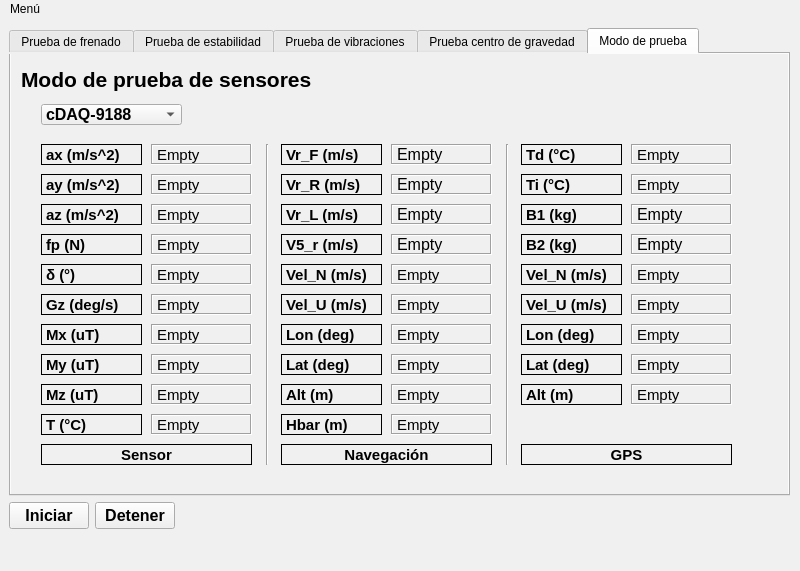
Old version of the form interfaz_app.ui in the repository luisgl90/PVE-Python.
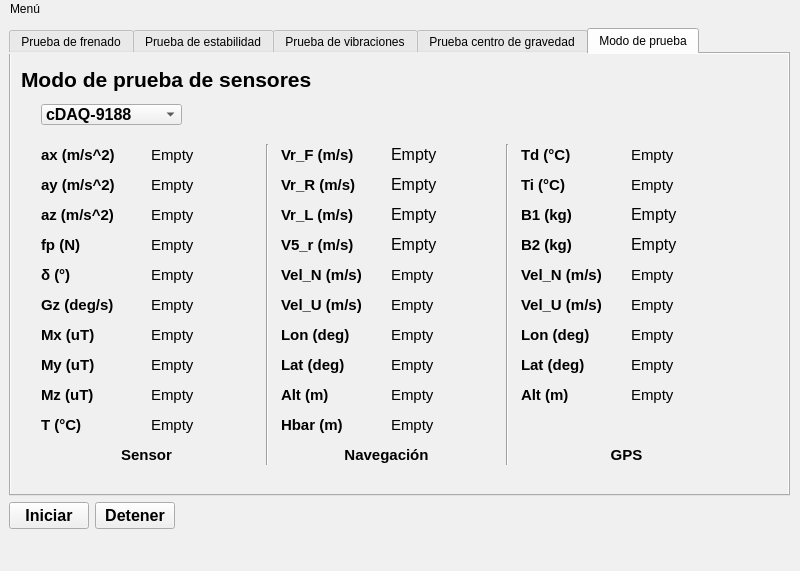
New version of the form. The open tabs and pages were chosen to show the change. Custom widgets are drawn as their Qt base class.

```diff
--- a/interfaz_app.ui
+++ b/interfaz_app.ui
@@ -54,6 +54,9 @@
     <layout class="QVBoxLayout" name="verticalLayout">
      <item>
       <widget class="QTabWidget" name="tabs_pruebas">
+       <property name="styleSheet">
+        <string notr="true"/>
+       </property>
        <property name="currentIndex">
         <number>4</number>
        </property>
@@ -1115,7 +1118,7 @@
           </font>
          </property>
          <property name="frameShape">
-          <enum>QFrame::Box</enum>
+          <enum>QFrame::NoFrame</enum>
          </property>
          <property name="text">
           <string>ay (m/s^2)</string>
@@ -1136,7 +1139,7 @@
           </font>
          </property>
          <property name="frameShape">
-          <enum>QFrame::Box</enum>
+          <enum>QFrame::NoFrame</enum>
          </property>
          <property name="frameShadow">
           <enum>QFrame::Sunken</enum>
@@ -1160,7 +1163,7 @@
           </font>
          </property>
          <property name="frameShape">
-          <enum>QFrame::Box</enum>
+          <enum>QFrame::NoFrame</enum>
          </property>
          <property name="frameShadow">
           <enum>QFrame::Sunken</enum>
@@ -1184,7 +1187,7 @@
           </font>
          </property>
          <property name="frameShape">
-          <enum>QFrame::Box</enum>
+          <enum>QFrame::NoFrame</enum>
          </property>
          <property name="frameShadow">
           <enum>QFrame::Sunken</enum>
@@ -1210,7 +1213,7 @@
           </font>
          </property>
          <property name="frameShape">
-          <enum>QFrame::Box</enum>
+          <enum>QFrame::NoFrame</enum>
          </property>
          <property name="text">
           <string>az (m/s^2)</string>
@@ -1233,7 +1236,7 @@
           </font>
          </property>
          <property name="frameShape">
-          <enum>QFrame::Box</enum>
+          <enum>QFrame::NoFrame</enum>
          </property>
          <property name="text">
           <string>ax (m/s^2)</string>
@@ -1274,7 +1277,7 @@
           </font>
          </property>
          <property name="frameShape">
-          <enum>QFrame::Box</enum>
+          <enum>QFrame::NoFrame</enum>
          </property>
          <property name="frameShadow">
           <enum>QFrame::Sunken</enum>
@@ -1300,7 +1303,7 @@
           </font>
          </property>
          <property name="frameShape">
-          <enum>QFrame::Box</enum>
+          <enum>QFrame::NoFrame</enum>
          </property>
          <property name="text">
           <string>Vr_F (m/s)</string>
@@ -1321,7 +1324,7 @@
           </font>
          </property>
          <property name="frameShape">
-          <enum>QFrame::Box</enum>
+          <enum>QFrame::NoFrame</enum>
          </property>
          <property name="frameShadow">
           <enum>QFrame::Sunken</enum>
@@ -1345,7 +1348,7 @@
           </font>
          </property>
          <property name="frameShape">
-          <enum>QFrame::Box</enum>
+          <enum>QFrame::NoFrame</enum>
          </property>
          <property name="frameShadow">
           <enum>QFrame::Sunken</enum>
@@ -1371,7 +1374,7 @@
           </font>
          </property>
          <property name="frameShape">
-          <enum>QFrame::Box</enum>
+          <enum>QFrame::NoFrame</enum>
          </property>
          <property name="text">
           <string>Vr_L (m/s)</string>
@@ -1394,7 +1397,7 @@
           </font>
          </property>
          <property name="frameShape">
-          <enum>QFrame::Box</enum>
+          <enum>QFrame::NoFrame</enum>
          </property>
          <property name="text">
           <string>Vr_R (m/s)</string>
@@ -1415,7 +1418,7 @@
           </font>
          </property>
          <property name="frameShape">
-          <enum>QFrame::Box</enum>
+          <enum>QFrame::NoFrame</enum>
          </property>
          <property name="frameShadow">
           <enum>QFrame::Sunken</enum>
@@ -1441,7 +1444,7 @@
           </font>
          </property>
          <property name="frameShape">
-          <enum>QFrame::Box</enum>
+          <enum>QFrame::NoFrame</enum>
          </property>
          <property name="text">
           <string>Td (°C)</string>
@@ -1462,7 +1465,7 @@
           </font>
          </property>
          <property name="frameShape">
-          <enum>QFrame::Box</enum>
+          <enum>QFrame::NoFrame</enum>
          </property>
          <property name="frameShadow">
           <enum>QFrame::Sunken</enum>
@@ -1486,7 +1489,7 @@
           </font>
          </property>
          <property name="frameShape">
-          <enum>QFrame::Box</enum>
+          <enum>QFrame::NoFrame</enum>
          </property>
          <property name="frameShadow">
           <enum>QFrame::Sunken</enum>
@@ -1512,7 +1515,7 @@
           </font>
          </property>
          <property name="frameShape">
-          <enum>QFrame::Box</enum>
+          <enum>QFrame::NoFrame</enum>
          </property>
          <property name="text">
           <string>fp (N)</string>
@@ -1535,7 +1538,7 @@
           </font>
          </property>
          <property name="frameShape">
-          <enum>QFrame::Box</enum>
+          <enum>QFrame::NoFrame</enum>
          </property>
          <property name="text">
           <string>Ti (°C)</string>
@@ -1556,7 +1559,7 @@
           </font>
          </property>
          <property name="frameShape">
-          <enum>QFrame::Box</enum>
+          <enum>QFrame::NoFrame</enum>
          </property>
          <property name="frameShadow">
           <enum>QFrame::Sunken</enum>
@@ -1582,7 +1585,7 @@
           </font>
          </property>
          <property name="frameShape">
-          <enum>QFrame::Box</enum>
+          <enum>QFrame::NoFrame</enum>
          </property>
          <property name="text">
           <string>V5_r (m/s)</string>
@@ -1603,7 +1606,7 @@
           </font>
          </property>
          <property name="frameShape">
-          <enum>QFrame::Box</enum>
+          <enum>QFrame::NoFrame</enum>
          </property>
          <property name="frameShadow">
           <enum>QFrame::Sunken</enum>
@@ -1627,7 +1630,7 @@
           </font>
          </property>
          <property name="frameShape">
-          <enum>QFrame::Box</enum>
+          <enum>QFrame::NoFrame</enum>
          </property>
          <property name="frameShadow">
           <enum>QFrame::Sunken</enum>
@@ -1653,7 +1656,7 @@
           </font>
          </property>
          <property name="frameShape">
-          <enum>QFrame::Box</enum>
+          <enum>QFrame::NoFrame</enum>
          </property>
          <property name="text">
           <string>B2 (kg)</string>
@@ -1676,7 +1679,7 @@
           </font>
          </property>
          <property name="frameShape">
-          <enum>QFrame::Box</enum>
+          <enum>QFrame::NoFrame</enum>
          </property>
          <property name="text">
           <string>B1 (kg)</string>
@@ -1697,7 +1700,7 @@
           </font>
          </property>
          <property name="frameShape">
-          <enum>QFrame::Box</enum>
+          <enum>QFrame::NoFrame</enum>
          </property>
          <property name="frameShadow">
           <enum>QFrame::Sunken</enum>
@@ -1723,7 +1726,7 @@
           </font>
          </property>
          <property name="frameShape">
-          <enum>QFrame::Box</enum>
+          <enum>QFrame::NoFrame</enum>
          </property>
          <property name="text">
           <string>δ (°)</string>
@@ -1797,7 +1800,7 @@
           </font>
          </property>
          <property name="frameShape">
-          <enum>QFrame::Box</enum>
+          <enum>QFrame::NoFrame</enum>
          </property>
          <property name="frameShadow">
           <enum>QFrame::Sunken</enum>
@@ -1821,7 +1824,7 @@
           </font>
          </property>
          <property name="frameShape">
-          <enum>QFrame::Box</enum>
+          <enum>QFrame::NoFrame</enum>
          </property>
          <property name="frameShadow">
           <enum>QFrame::Sunken</enum>
@@ -1845,7 +1848,7 @@
           </font>
          </property>
          <property name="frameShape">
-          <enum>QFrame::Box</enum>
+          <enum>QFrame::NoFrame</enum>
          </property>
          <property name="frameShadow">
           <enum>QFrame::Sunken</enum>
@@ -1871,7 +1874,7 @@
           </font>
          </property>
          <property name="frameShape">
-          <enum>QFrame::Box</enum>
+          <enum>QFrame::NoFrame</enum>
          </property>
          <property name="text">
           <string>Gz (deg/s)</string>
@@ -1892,7 +1895,7 @@
           </font>
          </property>
          <property name="frameShape">
-          <enum>QFrame::Box</enum>
+          <enum>QFrame::NoFrame</enum>
          </property>
          <property name="frameShadow">
           <enum>QFrame::Sunken</enum>
@@ -1918,7 +1921,7 @@
           </font>
          </property>
          <property name="frameShape">
-          <enum>QFrame::Box</enum>
+          <enum>QFrame::NoFrame</enum>
          </property>
          <property name="text">
           <string>T (°C)</string>
@@ -1939,7 +1942,7 @@
           </font>
          </property>
          <property name="frameShape">
-          <enum>QFrame::Box</enum>
+          <enum>QFrame::NoFrame</enum>
          </property>
          <property name="frameShadow">
           <enum>QFrame::Sunken</enum>
@@ -1965,7 +1968,7 @@
           </font>
          </property>
          <property name="frameShape">
-          <enum>QFrame::Box</enum>
+          <enum>QFrame::NoFrame</enum>
          </property>
          <property name="text">
           <string>Mz (uT)</string>
@@ -1988,7 +1991,7 @@
           </font>
          </property>
          <property name="frameShape">
-          <enum>QFrame::Box</enum>
+          <enum>QFrame::NoFrame</enum>
          </property>
          <property name="text">
           <string>My (uT)</string>
@@ -2011,7 +2014,7 @@
           </font>
          </property>
          <property name="frameShape">
-          <enum>QFrame::Box</enum>
+          <enum>QFrame::NoFrame</enum>
          </property>
          <property name="text">
           <string>Mx (uT)</string>
@@ -2032,7 +2035,7 @@
           </font>
          </property>
          <property name="frameShape">
-          <enum>QFrame::Box</enum>
+          <enum>QFrame::NoFrame</enum>
          </property>
          <property name="frameShadow">
           <enum>QFrame::Sunken</enum>
@@ -2056,7 +2059,7 @@
           </font>
          </property>
          <property name="frameShape">
-          <enum>QFrame::Box</enum>
+          <enum>QFrame::NoFrame</enum>
          </property>
          <property name="frameShadow">
           <enum>QFrame::Sunken</enum>
@@ -2080,7 +2083,7 @@
           </font>
          </property>
          <property name="frameShape">
-          <enum>QFrame::Box</enum>
+          <enum>QFrame::NoFrame</enum>
          </property>
          <property name="frameShadow">
           <enum>QFrame::Sunken</enum>
@@ -2106,7 +2109,7 @@
           </font>
          </property>
          <property name="frameShape">
-          <enum>QFrame::Box</enum>
+          <enum>QFrame::NoFrame</enum>
          </property>
          <property name="text">
           <string>Vel_N (m/s)</string>
@@ -2127,7 +2130,7 @@
           </font>
          </property>
          <property name="frameShape">
-          <enum>QFrame::Box</enum>
+          <enum>QFrame::NoFrame</enum>
          </property>
          <property name="frameShadow">
           <enum>QFrame::Sunken</enum>
@@ -2153,7 +2156,7 @@
           </font>
          </property>
          <property name="frameShape">
-          <enum>QFrame::Box</enum>
+          <enum>QFrame::NoFrame</enum>
          </property>
          <property name="text">
           <string>Alt (m)</string>
@@ -2174,7 +2177,7 @@
           </font>
          </property>
          <property name="frameShape">
-          <enum>QFrame::Box</enum>
+          <enum>QFrame::NoFrame</enum>
          </property>
          <property name="frameShadow">
           <enum>QFrame::Sunken</enum>
@@ -2200,7 +2203,7 @@
           </font>
          </property>
          <property name="frameShape">
-          <enum>QFrame::Box</enum>
+          <enum>QFrame::NoFrame</enum>
          </property>
          <property name="text">
           <string>Lat (deg)</string>
@@ -2223,7 +2226,7 @@
           </font>
          </property>
          <property name="frameShape">
-          <enum>QFrame::Box</enum>
+          <enum>QFrame::NoFrame</enum>
          </property>
          <property name="text">
           <string>Lon (deg)</string>
@@ -2246,7 +2249,7 @@
           </font>
          </property>
          <property name="frameShape">
-          <enum>QFrame::Box</enum>
+          <enum>QFrame::NoFrame</enum>
          </property>
          <property name="text">
           <string>Vel_U (m/s)</string>
@@ -2267,7 +2270,7 @@
           </font>
          </property>
          <property name="frameShape">
-          <enum>QFrame::Box</enum>
+          <enum>QFrame::NoFrame</enum>
          </property>
          <property name="frameShadow">
           <enum>QFrame::Sunken</enum>
@@ -2291,7 +2294,7 @@
           </font>
          </property>
          <property name="frameShape">
-          <enum>QFrame::Box</enum>
+          <enum>QFrame::NoFrame</enum>
          </property>
          <property name="frameShadow">
           <enum>QFrame::Sunken</enum>
@@ -2315,7 +2318,7 @@
           </font>
          </property>
          <property name="frameShape">
-          <enum>QFrame::Box</enum>
+          <enum>QFrame::NoFrame</enum>
          </property>
          <property name="frameShadow">
           <enum>QFrame::Sunken</enum>
@@ -2341,7 +2344,7 @@
           </font>
          </property>
          <property name="frameShape">
-          <enum>QFrame::Box</enum>
+          <enum>QFrame::NoFrame</enum>
          </property>
          <property name="text">
           <string>Vel_N (m/s)</string>
@@ -2362,7 +2365,7 @@
           </font>
          </property>
          <property name="frameShape">
-          <enum>QFrame::Box</enum>
+          <enum>QFrame::NoFrame</enum>
          </property>
          <property name="frameShadow">
           <enum>QFrame::Sunken</enum>
@@ -2388,7 +2391,7 @@
           </font>
          </property>
          <property name="frameShape">
-          <enum>QFrame::Box</enum>
+          <enum>QFrame::NoFrame</enum>
          </property>
          <property name="text">
           <string>Alt (m)</string>
@@ -2409,7 +2412,7 @@
           </font>
          </property>
          <property name="frameShape">
-          <enum>QFrame::Box</enum>
+          <enum>QFrame::NoFrame</enum>
          </property>
          <property name="frameShadow">
           <enum>QFrame::Sunken</enum>
@@ -2435,7 +2438,7 @@
           </font>
          </property>
          <property name="frameShape">
-          <enum>QFrame::Box</enum>
+          <enum>QFrame::NoFrame</enum>
          </property>
          <property name="text">
           <string>Lat (deg)</string>
@@ -2458,7 +2461,7 @@
           </font>
          </property>
          <property name="frameShape">
-          <enum>QFrame::Box</enum>
+          <enum>QFrame::NoFrame</enum>
          </property>
          <property name="text">
           <string>Lon (deg)</string>
@@ -2481,7 +2484,7 @@
           </font>
          </property>
          <property name="frameShape">
-          <enum>QFrame::Box</enum>
+          <enum>QFrame::NoFrame</enum>
          </property>
          <property name="text">
           <string>Vel_U (m/s)</string>
@@ -2502,7 +2505,7 @@
           </font>
          </property>
          <property name="frameShape">
-          <enum>QFrame::Box</enum>
+          <enum>QFrame::NoFrame</enum>
          </property>
          <property name="frameShadow">
           <enum>QFrame::Sunken</enum>
@@ -2528,7 +2531,7 @@
           </font>
          </property>
          <property name="frameShape">
-          <enum>QFrame::Box</enum>
+          <enum>QFrame::NoFrame</enum>
          </property>
          <property name="text">
           <string>Hbar (m)</string>
@@ -2551,7 +2554,7 @@
           </font>
          </property>
          <property name="frameShape">
-          <enum>QFrame::Box</enum>
+          <enum>QFrame::NoFrame</enum>
          </property>
          <property name="text">
           <string>Sensor</string>
@@ -2577,7 +2580,7 @@
           </font>
          </property>
          <property name="frameShape">
-          <enum>QFrame::Box</enum>
+          <enum>QFrame::NoFrame</enum>
          </property>
          <property name="text">
           <string>Navegación</string>
@@ -2603,7 +2606,7 @@
           </font>
          </property>
          <property name="frameShape">
-          <enum>QFrame::Box</enum>
+          <enum>QFrame::NoFrame</enum>
          </property>
          <property name="text">
           <string>GPS</string>
```
Left out of the diff: 273 changed lines with no effect on the pictures.
